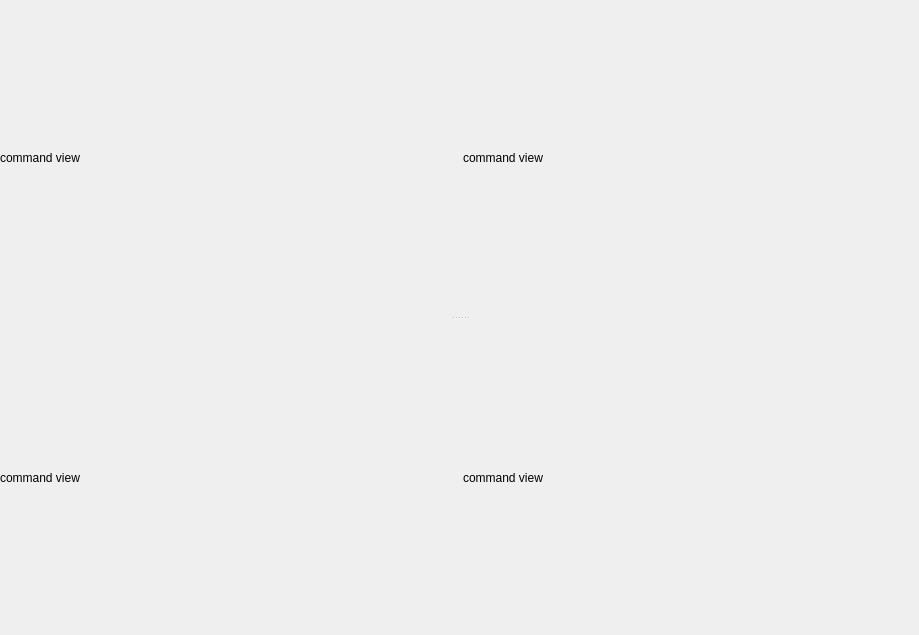
Before: the Qt Designer form gui/designerfiles/tabGenericView.ui in hmcontroller/ControlDemonstrator, drawn with Qt 5.
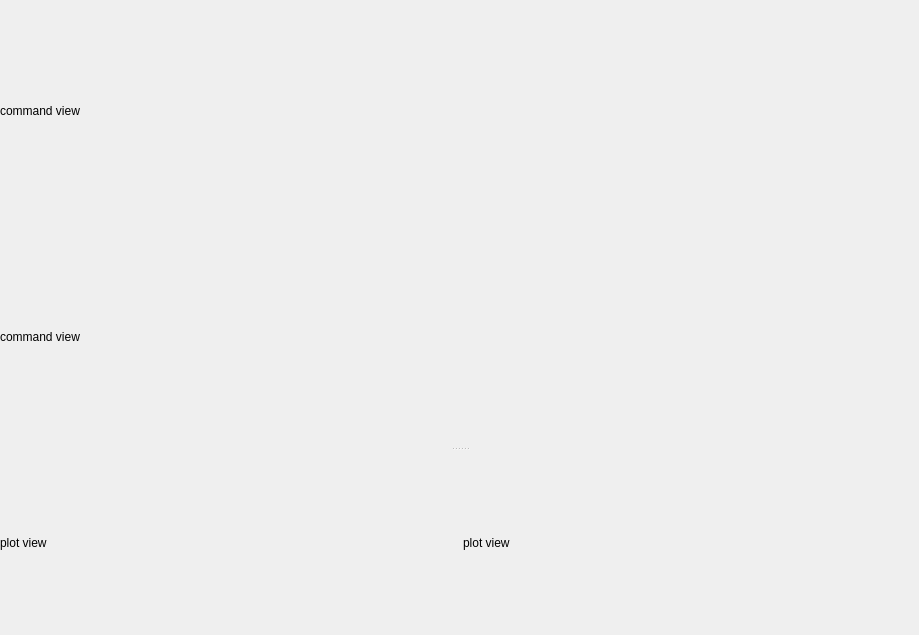
After: the same form once the commit is applied.

What changed in the file:
```diff
--- a/gui/designerfiles/tabGenericView.ui
+++ b/gui/designerfiles/tabGenericView.ui
@@ -22,15 +22,8 @@
      <property name="orientation">
       <enum>Qt::Vertical</enum>
      </property>
-     <widget class="QWidget" name="">
-      <layout class="QHBoxLayout" name="commandViewLayout">
-       <item>
-        <widget class="QLabel" name="label_1">
-         <property name="text">
-          <string>command view</string>
-         </property>
-        </widget>
-       </item>
+     <widget class="QWidget" name="layoutWidget">
+      <layout class="QVBoxLayout" name="commandViewLayout">
        <item>
         <widget class="QLabel" name="label_2">
          <property name="text">
@@ -38,21 +31,28 @@
          </property>
         </widget>
        </item>
+       <item>
+        <widget class="QLabel" name="label_1">
+         <property name="text">
+          <string>command view</string>
+         </property>
+        </widget>
+       </item>
       </layout>
      </widget>
-     <widget class="QWidget" name="">
+     <widget class="QWidget" name="layoutWidget">
       <layout class="QHBoxLayout" name="plotLayout">
        <item>
         <widget class="QLabel" name="label_3">
          <property name="text">
-          <string>command view</string>
+          <string>plot view</string>
          </property>
         </widget>
        </item>
        <item>
         <widget class="QLabel" name="label_4">
          <property name="text">
-          <string>command view</string>
+          <string>plot view</string>
          </property>
         </widget>
        </item>
```
